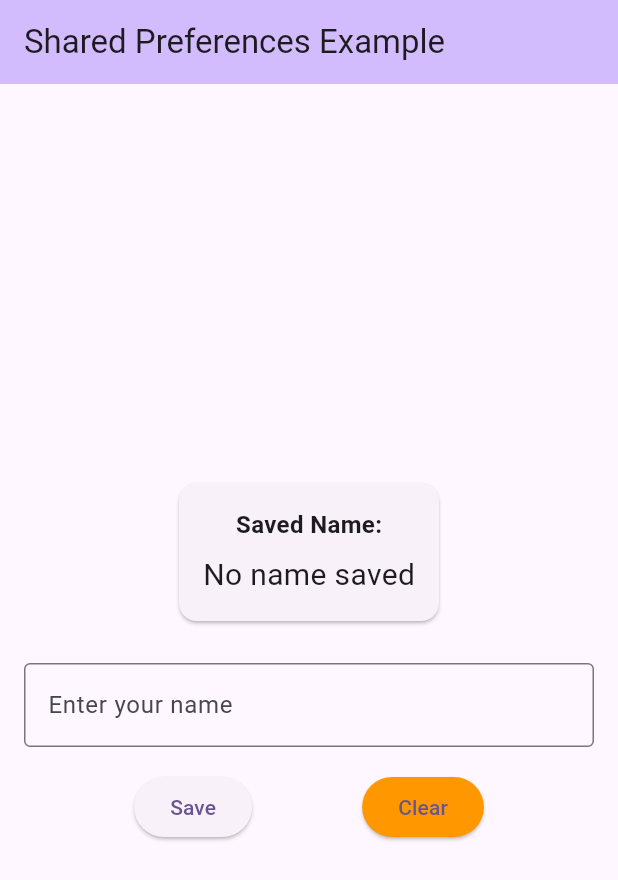
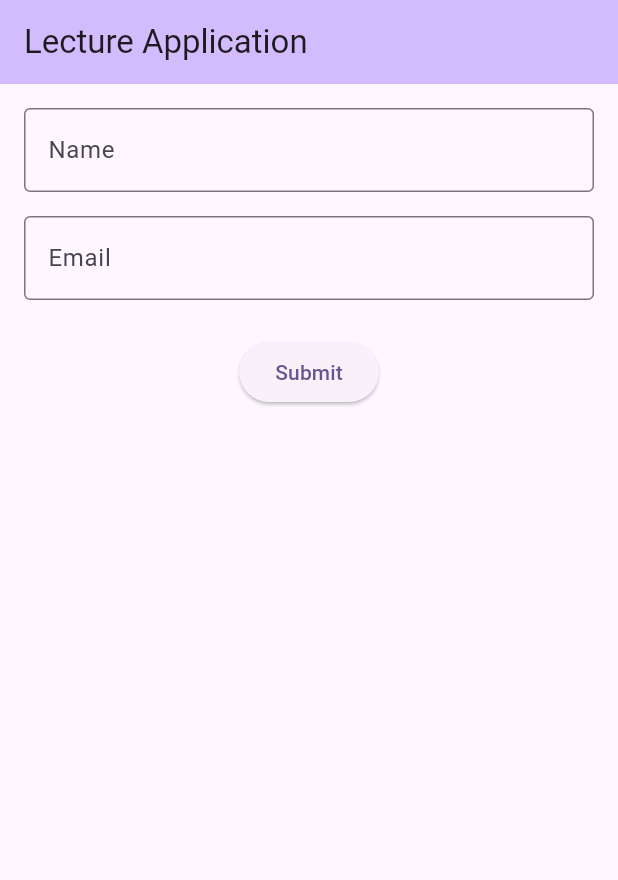
Before and after one commit to mohmmed77331/sebha_app, a Flutter app: the screen it shows after launch, on a phone screen of 412 x 824 dp. Shown: the top 880 px of the screen. Run offline on Flutter 3.47's test engine with Material 3 defaults, Android fonts, the phone set to English and light mode, and no system bars.

Commit message:
user input lec8

```diff
--- a/lib/main.dart
+++ b/lib/main.dart
@@ -1,5 +1,4 @@
 import 'package:flutter/material.dart';
-import 'package:shared_preferences/shared_preferences.dart';
 
 void main() {
   runApp(const MyApp());
@@ -11,70 +10,58 @@ class MyApp extends StatelessWidget {
   @override
   Widget build(BuildContext context) {
     return MaterialApp(
-      title: 'Lecture 10 - Shared Preferences & File Manager',
+      title: 'Lecture 8 - Handling User Input',
       theme: ThemeData(
         colorScheme: ColorScheme.fromSeed(seedColor: Colors.deepPurple),
         useMaterial3: true,
       ),
-      home: const SharedPreferencesPage(),
+      home: const LectureApplicationForm(),
     );
   }
 }
 
-class SharedPreferencesPage extends StatefulWidget {
-  const SharedPreferencesPage({super.key});
+class LectureApplicationForm extends StatefulWidget {
+  const LectureApplicationForm({super.key});
 
   @override
-  State<SharedPreferencesPage> createState() => _SharedPreferencesPageState();
+  State<LectureApplicationForm> createState() => _LectureApplicationFormState();
 }
 
-class _SharedPreferencesPageState extends State<SharedPreferencesPage> {
-  final TextEditingController _nameController = TextEditingController();
-  String _savedName = '';
-
-  @override
-  void initState() {
-    super.initState();
-    _loadName();
-  }
+class _LectureApplicationFormState extends State<LectureApplicationForm> {
+  final _formKey = GlobalKey<FormState>();
+  final _nameController = TextEditingController();
+  final _emailController = TextEditingController();
 
   @override
   void dispose() {
     _nameController.dispose();
+    _emailController.dispose();
     super.dispose();
   }
 
-  Future<void> _loadName() async {
-    final prefs = await SharedPreferences.getInstance();
-    setState(() {
-      _savedName = prefs.getString('name') ?? 'No name saved';
-    });
+  String? _validateName(String? value) {
+    if (value == null || value.isEmpty) {
+      return 'Please enter your name';
+    }
+    return null;
   }
 
-  Future<void> _saveName() async {
-    final prefs = await SharedPreferences.getInstance();
-    await prefs.setString('name', _nameController.text);
-    _nameController.clear();
-    _loadName();
-    if (mounted) {
-      ScaffoldMessenger.of(context).showSnackBar(
-        const SnackBar(
-          content: Text('Name saved successfully!'),
-          backgroundColor: Colors.green,
-        ),
-      );
+  String? _validateEmail(String? value) {
+    if (value == null || value.isEmpty) {
+      return 'Please enter your email';
     }
+    if (!value.contains('@')) {
+      return 'Please enter a valid email';
+    }
+    return null;
   }
 
-  Future<void> _clearName() async {
-    final prefs = await SharedPreferences.getInstance();
-    await prefs.remove('name');
-    _loadName();
-    if (mounted) {
+  void _submitForm() {
+    if (_formKey.currentState!.validate()) {
       ScaffoldMessenger.of(context).showSnackBar(
-        const SnackBar(
-          content: Text('Name cleared!'),
-          backgroundColor: Colors.orange,
+        SnackBar(
+          content: Text('Application submitted: ${_nameController.text}'),
+          backgroundColor: Colors.green,
         ),
       );
     }
@@ -85,57 +72,39 @@ class _SharedPreferencesPageState extends State<SharedPreferencesPage> {
     return Scaffold(
       appBar: AppBar(
         backgroundColor: Theme.of(context).colorScheme.inversePrimary,
-        title: const Text('Shared Preferences Example'),
+        title: const Text('Lecture Application'),
       ),
       body: Padding(
         padding: const EdgeInsets.all(16),
-        child: Column(
-          mainAxisAlignment: MainAxisAlignment.center,
-          children: [
-            Card(
-              child: Padding(
-                padding: const EdgeInsets.all(16),
-                child: Column(
-                  children: [
-                    const Text(
-                      'Saved Name:',
-                      style: TextStyle(fontSize: 16, fontWeight: FontWeight.bold),
-                    ),
-                    const SizedBox(height: 8),
-                    Text(
-                      _savedName,
-                      style: const TextStyle(fontSize: 20),
-                    ),
-                  ],
+        child: Form(
+          key: _formKey,
+          child: Column(
+            children: [
+              TextFormField(
+                controller: _nameController,
+                decoration: const InputDecoration(
+                  labelText: 'Name',
+                  border: OutlineInputBorder(),
                 ),
+                validator: _validateName,
               ),
-            ),
-            const SizedBox(height: 24),
-            TextField(
-              controller: _nameController,
-              decoration: const InputDecoration(
-                labelText: 'Enter your name',
-                border: OutlineInputBorder(),
+              const SizedBox(height: 16),
+              TextFormField(
+                controller: _emailController,
+                decoration: const InputDecoration(
+                  labelText: 'Email',
+                  border: OutlineInputBorder(),
+                ),
+                validator: _validateEmail,
+                keyboardType: TextInputType.emailAddress,
               ),
-            ),
-            const SizedBox(height: 16),
-            Row(
-              mainAxisAlignment: MainAxisAlignment.spaceEvenly,
-              children: [
-                ElevatedButton(
-                  onPressed: _saveName,
-                  child: const Text('Save'),
-                ),
-                ElevatedButton(
-                  onPressed: _clearName,
-                  style: ElevatedButton.styleFrom(
-                    backgroundColor: Colors.orange,
-                  ),
-                  child: const Text('Clear'),
-                ),
-              ],
-            ),
-          ],
+              const SizedBox(height: 24),
+              ElevatedButton(
+                onPressed: _submitForm,
+                child: const Text('Submit'),
+              ),
+            ],
+          ),
         ),
       ),
     );
```
